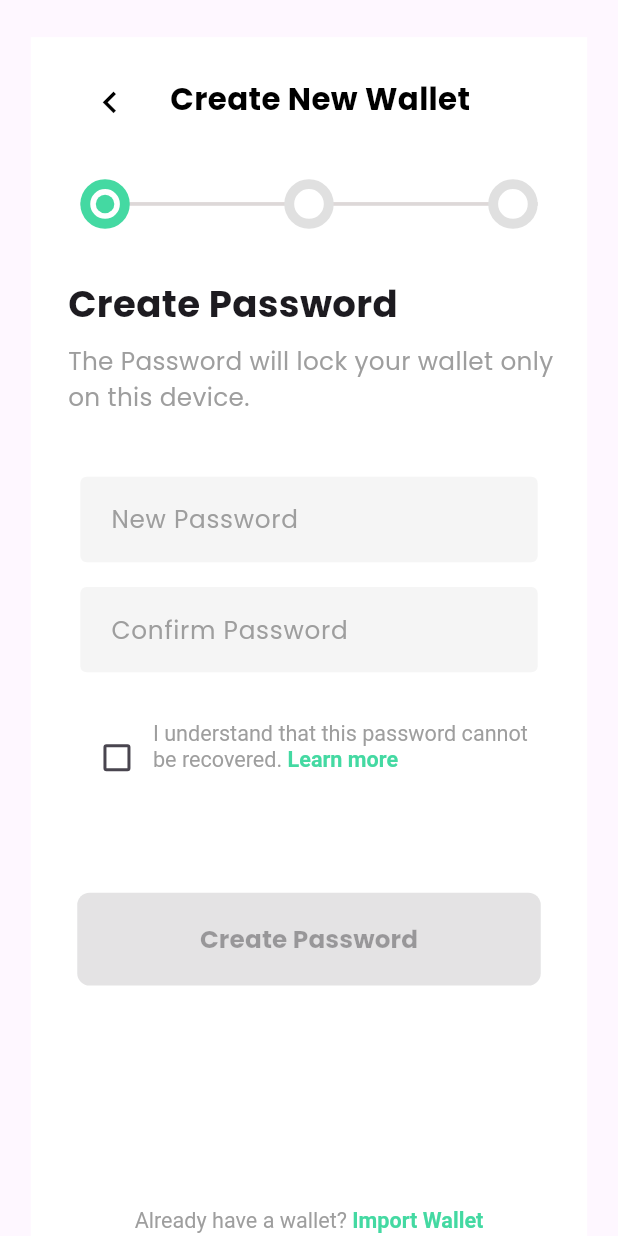
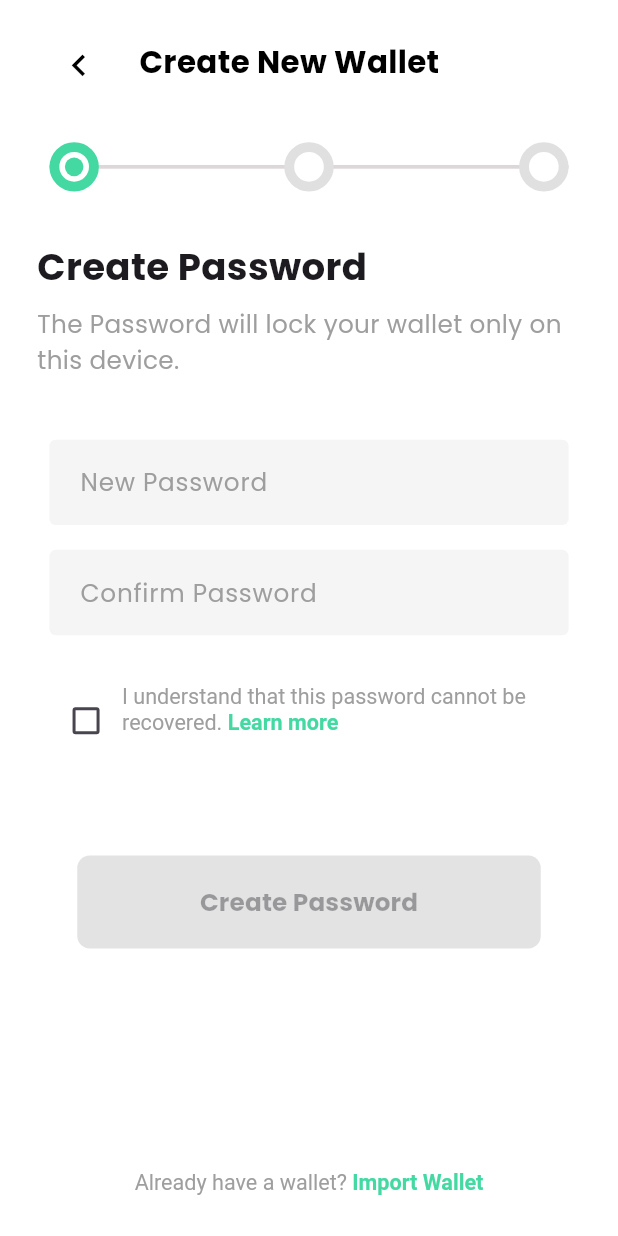
Before and after one commit to sajawalkhansadozai/cryptowalet, a Flutter app: the Starthome screen opened directly, after a tap on "Create New", on a phone screen of 412 x 824 dp. Run offline on Flutter 3.47's test engine with Material 3 defaults, Android fonts, the phone set to English and light mode, and no system bars; our stand-ins replace smooth_page_indicator.

Commit message:
committe no 4
Signed-off-by: sajawalkhansadozai <sajawalkhansadozai74@gmail.com>

```diff
--- a/lib/screens/CreateAccountScreen.dart
+++ /dev/null
@@ -1,57 +0,0 @@
-import 'package:cryptowalet/screens/CreatePasswordScreen.dart';
-import 'package:cryptowalet/screens/SecreteRecoveryPhase.dart';
-import 'package:cryptowalet/screens/WriteDownInOrder.dart';
-import 'package:flutter/material.dart';
-
-class CreateWalletScreen extends StatefulWidget {
-  const CreateWalletScreen({super.key});
-
-  @override
-  State<CreateWalletScreen> createState() => _CreateWalletScreenState();
-}
-
-class _CreateWalletScreenState extends State<CreateWalletScreen> {
-  final int _currentStep = 0; // Track step index
-
-  /// 🔹 Builds the content of each step
-  Widget buildStepContent(int step) {
-    switch (step) {
-      case 0:
-        return CreatePasswordScreen();
-      case 1:
-        return SecreteRecoveryPhase();
-      case 2:
-        return WriteDownInOrder();
-      default:
-        return Text(
-          "Unknown Step",
-          style: TextStyle(
-            fontSize: MediaQuery.of(context).size.width * 0.05,
-            color: Colors.black,
-            fontFamily: 'Poppins',
-          ),
-        );
-    }
-  }
-
-  @override
-  Widget build(BuildContext context) {
-    final screenWidth = MediaQuery.of(context).size.width;
-    final screenHeight = MediaQuery.of(context).size.height;
-
-    return Scaffold(
-      body: SafeArea(
-        child: Padding(
-          padding: EdgeInsets.symmetric(horizontal: screenWidth * 0.05),
-          child: Column(
-            crossAxisAlignment: CrossAxisAlignment.start,
-            children: [
-              SizedBox(height: screenHeight * 0.03),
-              Expanded(child: Center(child: buildStepContent(_currentStep))),
-            ],
-          ),
-        ),
-      ),
-    );
-  }
-}
--- a/lib/screens/CreatePasswordScreen.dart
+++ b/lib/screens/CreatePasswordScreen.dart
@@ -242,6 +242,7 @@ class _CreatePasswordScreenState extends State {
             },
             activeColor: const Color.fromRGBO(68, 217, 162, 1.0),
           ),
+          SizedBox(height: 20),
           Expanded(
             child: RichText(
               text: TextSpan(
--- a/lib/screens/StartHome.dart
+++ b/lib/screens/StartHome.dart
@@ -1,4 +1,4 @@
-import 'package:cryptowalet/screens/CreateAccountScreen.dart';
+import 'package:cryptowalet/screens/CreatePasswordScreen.dart';
 import 'package:cryptowalet/screens/ImportScreen.dart';
 import 'package:flutter/material.dart';
 
@@ -97,7 +97,7 @@ class Starthome extends StatelessWidget {
             Colors.white,
             () => Navigator.push(
               context,
-              MaterialPageRoute(builder: (context) => CreateWalletScreen()),
+              MaterialPageRoute(builder: (context) => CreatePasswordScreen()),
             ),
           ),
         ],
```
